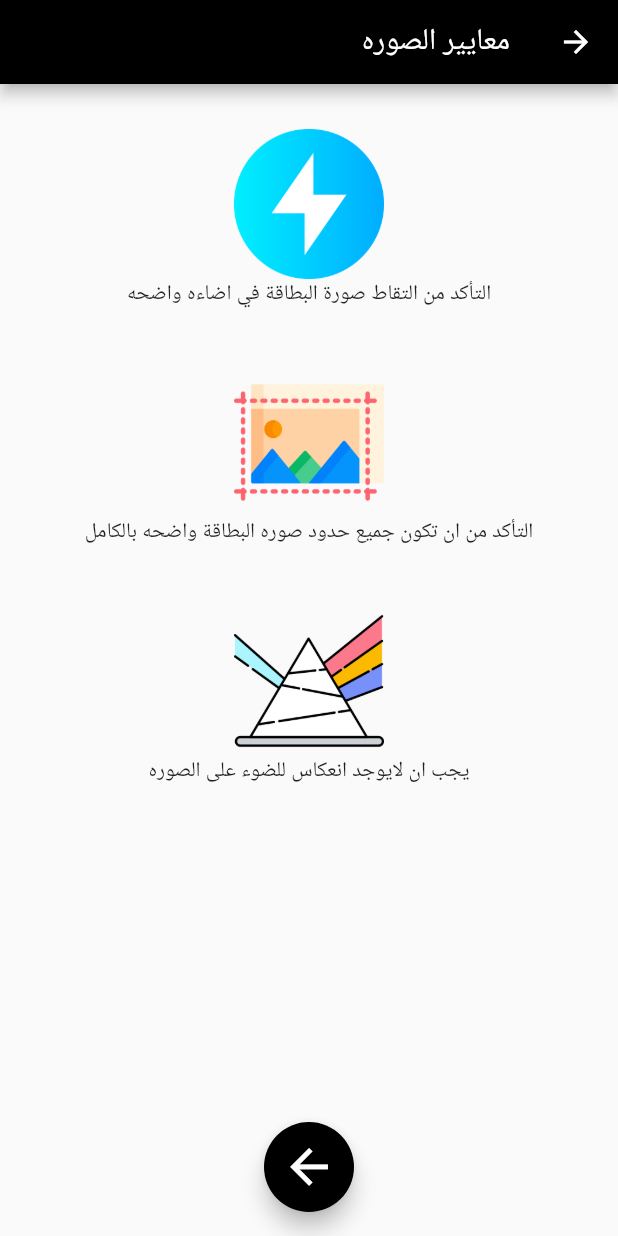
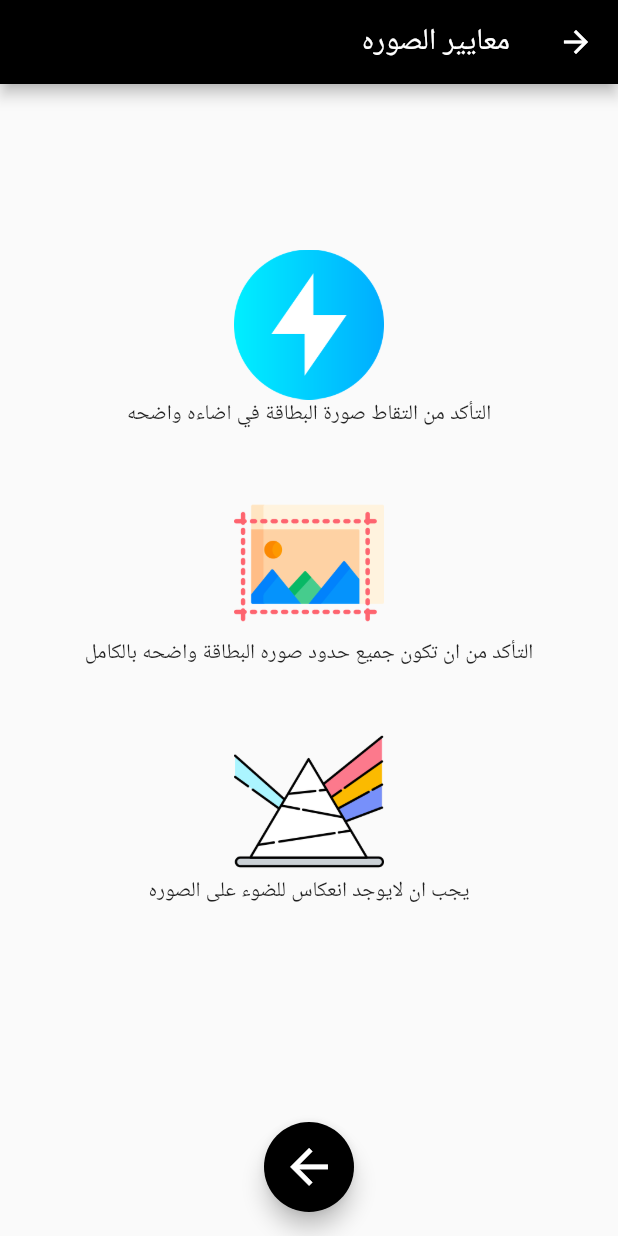
Before and after one commit to mohamedSalah1994/id-scanner-app, a Flutter app: the ImgStandarads screen opened by its route, on a phone screen of 412 x 824 dp. Run offline on Flutter 3.47's test engine with Material 2 defaults, Android fonts, the light colour scheme and no system bars; our stand-ins replace awesome_snackbar_content, device_info_plus, dotted_border, dropdown_button2, flutter_image_slideshow, gallery_saver and 9 more; missing offline and left inert: external_path, flutter_device_identifier; accounts and stored records are empty; network calls fail; Roboto replaces fonts that are missing (Cairo).

Commit message:
update standards page ui

```diff
--- a/lib/screens/img_standards.dart
+++ b/lib/screens/img_standards.dart
@@ -1,6 +1,5 @@
 import 'package:flutter/material.dart';
 import 'package:get/get.dart';
-
 
 import 'add_card.dart';
 
@@ -15,14 +14,11 @@ class ImgStandarads extends StatelessWidget {
         backgroundColor: Colors.black,
         title: const Text('معايير الصوره'),
       ),
-      body: Padding(
-        padding: const EdgeInsets.all(10.0),
-        child: Center(
-          child: Padding(
-            padding: const EdgeInsets.only(top: 20.0),
+      body: Center(
         child: Column(
-              crossAxisAlignment: CrossAxisAlignment.center,
+          mainAxisAlignment: MainAxisAlignment.center,
           children: [
+            const Spacer(),
             Image.asset(
               'images/flashlight.png',
               width: 100.0,
@@ -37,7 +33,8 @@ class ImgStandarads extends StatelessWidget {
               width: 100.0,
               height: 100.0,
             ),
-                const Text('التأكد من ان تكون جميع حدود صوره البطاقة واضحه بالكامل'),
+            const Text(
+                'التأكد من ان تكون جميع حدود صوره البطاقة واضحه بالكامل'),
             const SizedBox(
               height: 40.0,
             ),
@@ -47,11 +44,12 @@ class ImgStandarads extends StatelessWidget {
               height: 100.0,
             ),
             const Text('يجب ان لايوجد انعكاس للضوء على الصوره'),
+            const Spacer(),
+            const Spacer()
           ],
         ),
       ),
-        ),
-      ),
+
       floatingActionButton: SizedBox(
         width: 60,
         height: 60,
```
Lines whose indentation alone changed are shown as unchanged.
